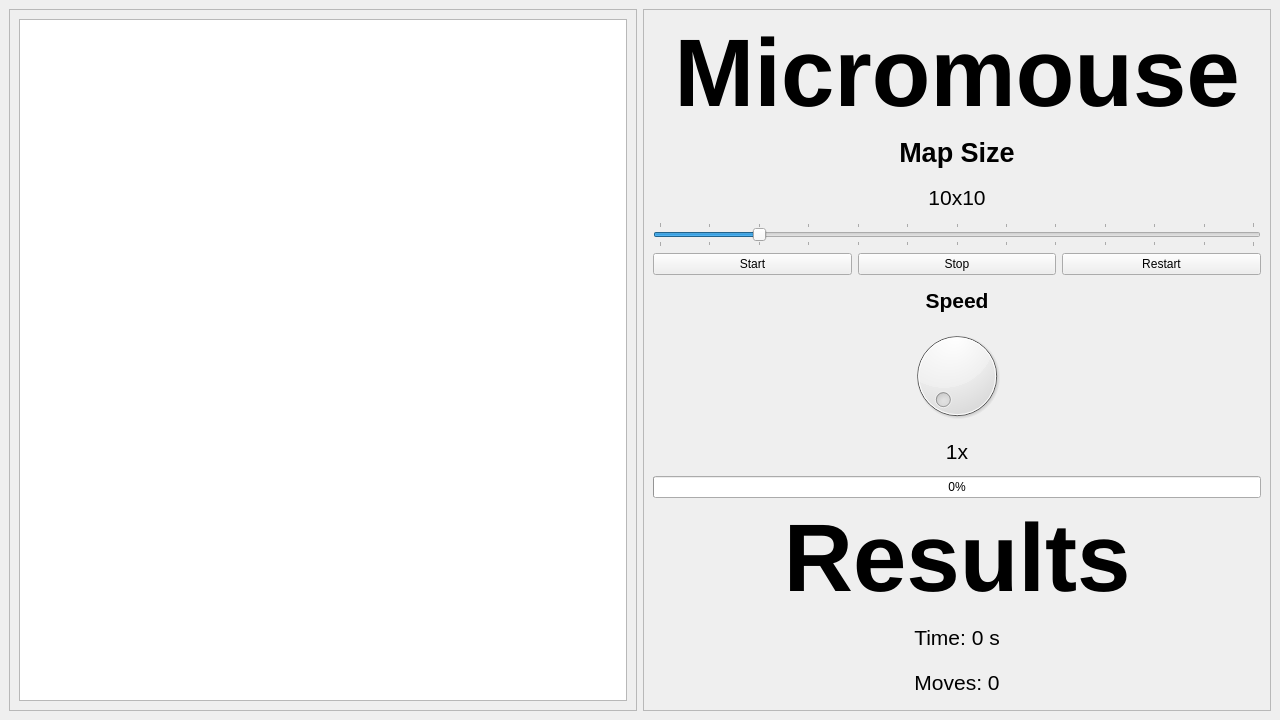
The window that MS_Micromouse/mainwindow.ui (Meowzeeeee/Micromouse) describes before a commit, drawn with Qt 5.
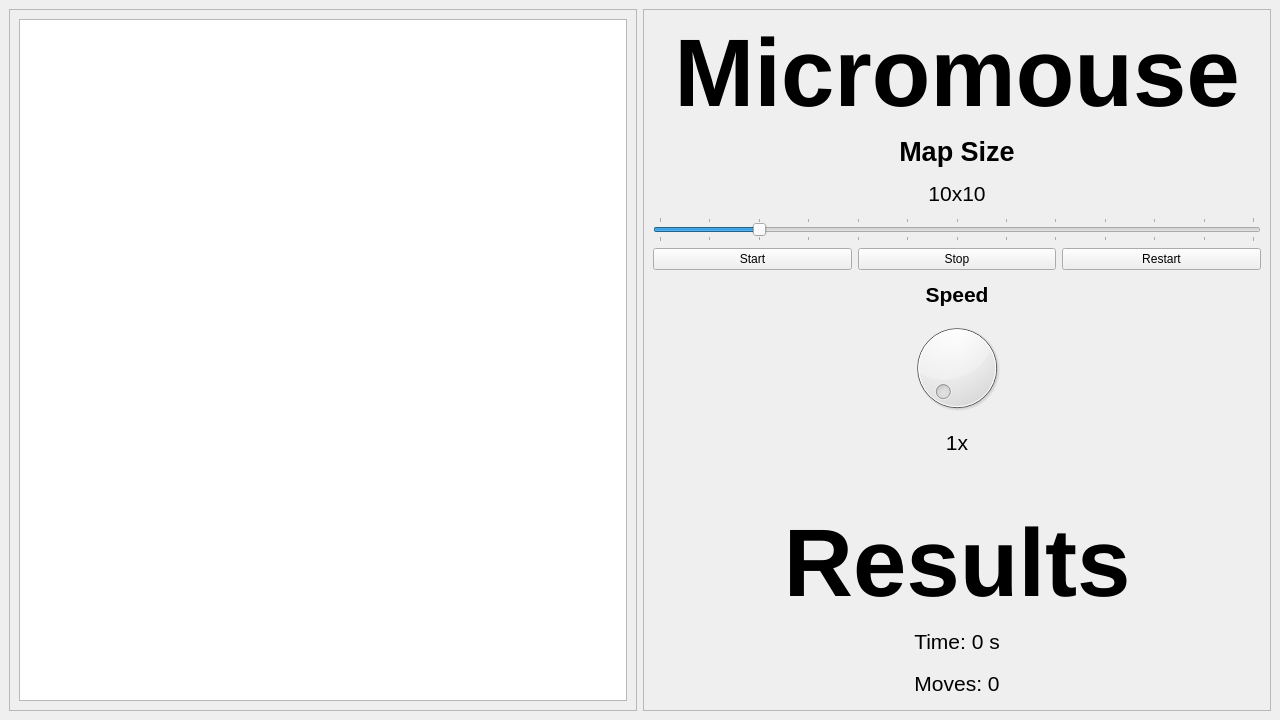
The same window after the commit.

What changed in the file:
```diff
--- a/MS_Micromouse/mainwindow.ui
+++ b/MS_Micromouse/mainwindow.ui
@@ -221,23 +221,20 @@
 
        <!-- Pasek postępu -->
        <item>
-        <widget class="QProgressBar" name="progressBar">
-         <property name="minimum">
-          <number>0</number>
+        <widget class="QLabel" name="loadingLabel">
+         <property name="visible">
+          <bool>false</bool>
          </property>
-         <property name="maximum">
-          <number>100</number>
+         <property name="alignment">
+          <set>Qt::AlignCenter</set>
          </property>
-         <property name="value">
-          <number>0</number>
-         </property>
-         <property name="textVisible">
-          <bool>true</bool>
+         <property name="text">
+          <string/>
          </property>
         </widget>
        </item>
 
-       <!-- Etykieta "Results" (duży font), DOMYŚLNIE NIEWIDOCZNA -->
+       <!-- Etykieta "Results" (duży font), niewidoczna na start -->
        <item>
         <widget class="QLabel" name="resultsTitleLabel">
          <property name="visible">
```
Left out of the diff: 44 changed lines with no effect on the pictures.
